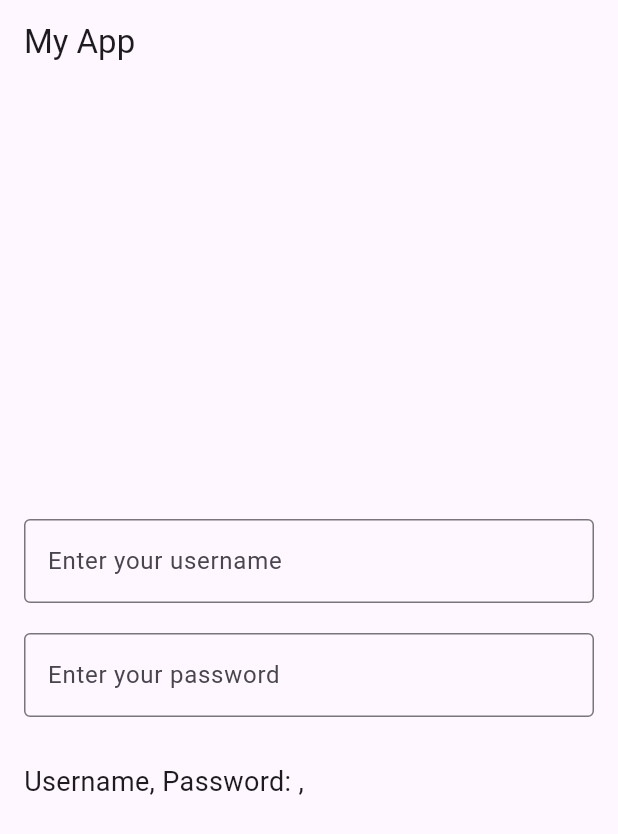
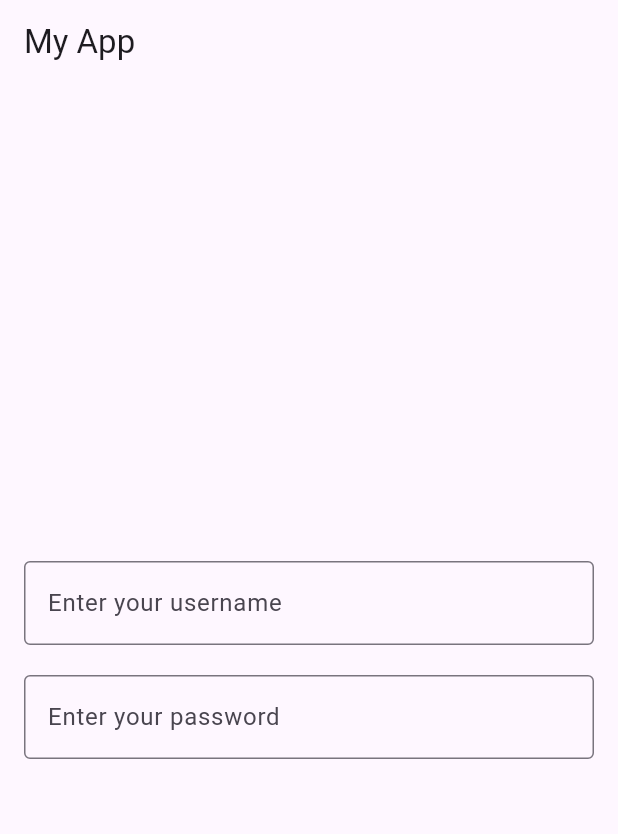
Before and after one commit to BlakeProgramming/myapp, a Flutter app: the screen it shows after launch, on a phone screen of 412 x 824 dp. Shown: the top 834 px of the screen. Run offline on Flutter 3.47's test engine with Material 3 defaults, Android fonts, the phone set to English and light mode, and no system bars.

```diff
--- a/lib/main.dart
+++ b/lib/main.dart
@@ -1,20 +1,23 @@
 // Suggested code may be subject to a license. Learn more: ~LicenseLog:2569165363.
 // Suggested code may be subject to a license. Learn more: ~LicenseLog:3953645118.
 import 'package:flutter/material.dart';
-
+//testing
 
 void main() {
   runApp(MyApp());
 }
 
 class MyApp extends StatelessWidget {
+  const MyApp({super.key});
+
   @override
   Widget build(BuildContext context) {
     return MaterialApp(
+      debugShowCheckedModeBanner: false,
       title: 'My App',
       home: Scaffold(
         appBar: AppBar(
-          title: Text('My App'),
+          title: const Text('My App'),
         ),
         body: UserCredentialsInputScreen(), // Updated to the new input screen
       ),
@@ -23,6 +26,8 @@ class MyApp extends StatelessWidget {
 }
 
 class UserCredentialsInputScreen extends StatefulWidget {
+  const UserCredentialsInputScreen({super.key});
+
   @override
   _UserCredentialsInputScreenState createState() =>
       _UserCredentialsInputScreenState();
@@ -43,7 +48,7 @@ class _UserCredentialsInputScreenState
         crossAxisAlignment: CrossAxisAlignment.start,
         children: [
           TextField(
-            decoration: InputDecoration(
+            decoration: const InputDecoration(
               border: OutlineInputBorder(),
               labelText: 'Enter your username',
             ),
@@ -54,9 +59,9 @@ class _UserCredentialsInputScreenState
               });
             },
           ),
-          SizedBox(height: 20),
+          const SizedBox(height: 20),
           TextField(
-            decoration: InputDecoration(
+            decoration: const InputDecoration(
               border: OutlineInputBorder(),
               labelText: 'Enter your password',
             ),
@@ -68,11 +73,6 @@ class _UserCredentialsInputScreenState
               });
             },
           ),
-          SizedBox(height: 30),
-          Text(
-            'Username, Password: $username, $password', // Display username and password
-            style: TextStyle(fontSize: 18),
-          ),
         ],
       ),
     );
--- a/lib/test files/file_four.dart
+++ b/lib/test files/file_four.dart
@@ -3,7 +3,7 @@ import 'package:flutter/material.dart';
 import 'main_test.dart'; // Import the first file to complete the loop
 
 void main() {
-  runApp(FileFourApp());
+  runApp(const FileFourApp());
 }
 
 class FileFourApp extends StatelessWidget {
@@ -11,7 +11,7 @@ class FileFourApp extends StatelessWidget {
 
   @override
   Widget build(BuildContext context) {
-    return MaterialApp(
+    return const MaterialApp(
       home: FileFourScreen(),
     );
   }
@@ -30,7 +30,7 @@ class FileFourScreen extends StatelessWidget {
             // Navigate back to file_one.dart
             Navigator.push(
               context,
-              MaterialPageRoute(builder: (context) => FileOneScreen()),
+              MaterialPageRoute(builder: (context) => const FileOneScreen()),
             );
           },
           child: const Text('Go back to File One'),
--- a/lib/test files/file_three.dart
+++ b/lib/test files/file_three.dart
@@ -3,7 +3,7 @@ import 'package:flutter/material.dart';
 import 'file_four.dart'; // Import the next file
 
 void main() {
-  runApp(FileThreeApp());
+  runApp(const FileThreeApp());
 }
 
 class FileThreeApp extends StatelessWidget {
@@ -11,7 +11,7 @@ class FileThreeApp extends StatelessWidget {
 
   @override
   Widget build(BuildContext context) {
-    return MaterialApp(
+    return const MaterialApp(
       home: FileThreeScreen(),
     );
   }
@@ -30,7 +30,7 @@ class FileThreeScreen extends StatelessWidget {
             // Navigate to file_four.dart
             Navigator.push(
               context,
-              MaterialPageRoute(builder: (context) => FileFourScreen()),
+              MaterialPageRoute(builder: (context) => const FileFourScreen()),
             );
           },
           child: const Text('Go to File Four'),
--- a/lib/test files/file_two.dart
+++ b/lib/test files/file_two.dart
@@ -3,7 +3,7 @@ import 'package:flutter/material.dart';
 import 'file_three.dart'; // Import the next file
 
 void main() {
-  runApp(FileTwoApp());
+  runApp(const FileTwoApp());
 }
 
 class FileTwoApp extends StatelessWidget {
@@ -11,7 +11,7 @@ class FileTwoApp extends StatelessWidget {
 
   @override
   Widget build(BuildContext context) {
-    return MaterialApp(
+    return const MaterialApp(
       home: FileTwoScreen(),
     );
   }
@@ -30,7 +30,7 @@ class FileTwoScreen extends StatelessWidget {
             // Navigate to file_three.dart
             Navigator.push(
               context,
-              MaterialPageRoute(builder: (context) => FileThreeScreen()),
+              MaterialPageRoute(builder: (context) => const FileThreeScreen()),
             );
           },
           child: const Text('Go to File Three'),
--- a/lib/test files/main_test.dart
+++ b/lib/test files/main_test.dart
@@ -3,7 +3,7 @@ import 'package:flutter/material.dart';
 import 'file_two.dart'; // Import the next file
 
 void main() {
-  runApp(FileOneApp());
+  runApp(const FileOneApp());
 }
 
 class FileOneApp extends StatelessWidget {
@@ -11,7 +11,7 @@ class FileOneApp extends StatelessWidget {
 
   @override
   Widget build(BuildContext context) {
-    return MaterialApp(
+    return const MaterialApp(
       home: FileOneScreen(),
     );
   }
@@ -30,7 +30,7 @@ class FileOneScreen extends StatelessWidget {
             // Navigate to file_two.dart
             Navigator.push(
               context,
-              MaterialPageRoute(builder: (context) => FileTwoScreen()),
+              MaterialPageRoute(builder: (context) => const FileTwoScreen()),
             );
           },
           child: const Text('Go to File Two'),
```
